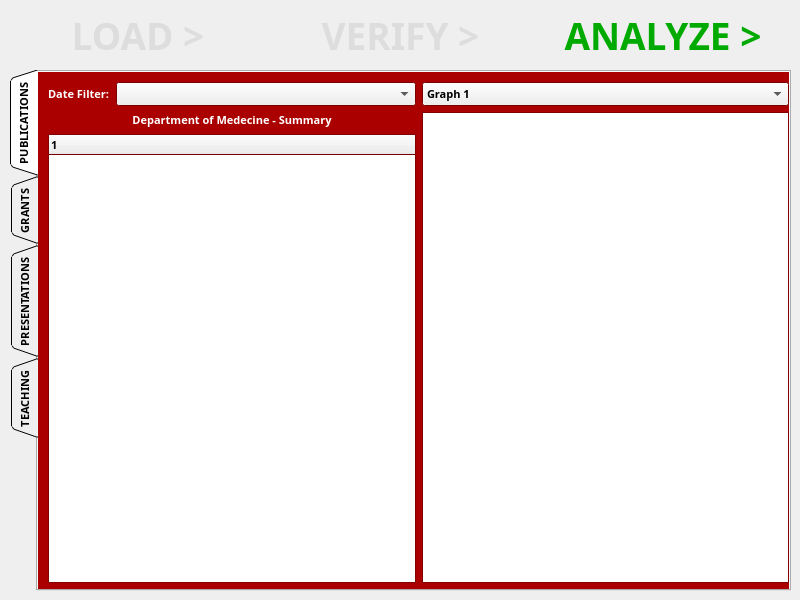
Qt form Project Code/AppleProject/analyze_csv.ui (JRWu/DataAggregation) before a commit.
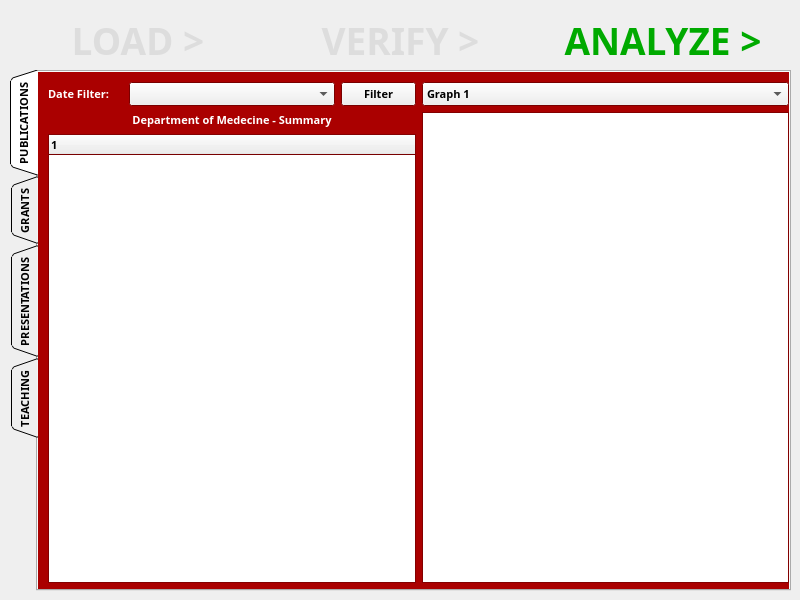
The same form after that commit. The open tabs and pages were chosen to show the change.

Diff of the .ui file:
```diff
--- a/Project Code/AppleProject/analyze_csv.ui
+++ b/Project Code/AppleProject/analyze_csv.ui
@@ -32,7 +32,7 @@
       <x>10</x>
       <y>10</y>
       <width>781</width>
-      <height>51</height>
+      <height>62</height>
      </rect>
     </property>
     <layout class="QHBoxLayout" name="navigation_area">
@@ -321,10 +321,16 @@
             <widget class="QLabel" name="date_filter_lbl">
              <property name="minimumSize">
               <size>
-               <width>50</width>
+               <width>75</width>
                <height>0</height>
               </size>
              </property>
+             <property name="maximumSize">
+              <size>
+               <width>75</width>
+               <height>16777215</height>
+              </size>
+             </property>
              <property name="palette">
               <palette>
                <active>
@@ -371,12 +377,34 @@
             <widget class="QComboBox" name="date_filter_combo">
              <property name="minimumSize">
               <size>
-               <width>300</width>
+               <width>100</width>
                <height>0</height>
               </size>
              </property>
             </widget>
            </item>
+           <item>
+            <widget class="QPushButton" name="filter_btn">
+             <property name="minimumSize">
+              <size>
+               <width>75</width>
+               <height>0</height>
+              </size>
+             </property>
+             <property name="maximumSize">
+              <size>
+               <width>75</width>
+               <height>16777215</height>
+              </size>
+             </property>
+             <property name="text">
+              <string>Filter</string>
+             </property>
+             <property name="flat">
+              <bool>false</bool>
+             </property>
+            </widget>
+           </item>
           </layout>
          </item>
          <item>
```
Left out of the diff: 36 changed lines with no effect on the pictures.
